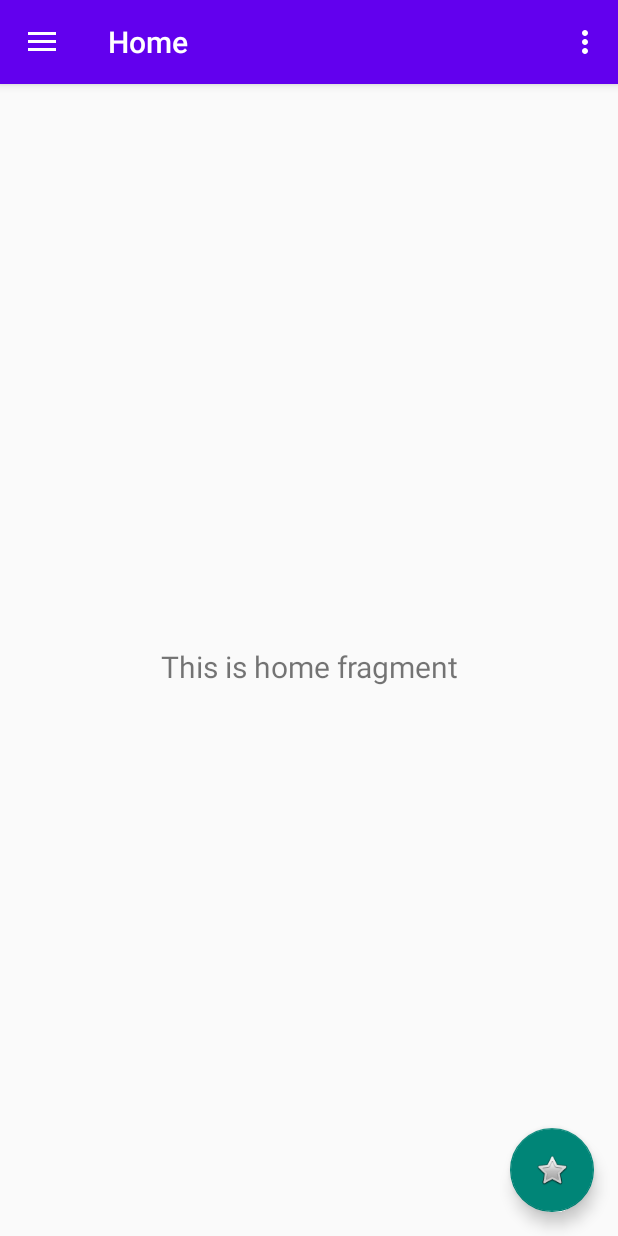
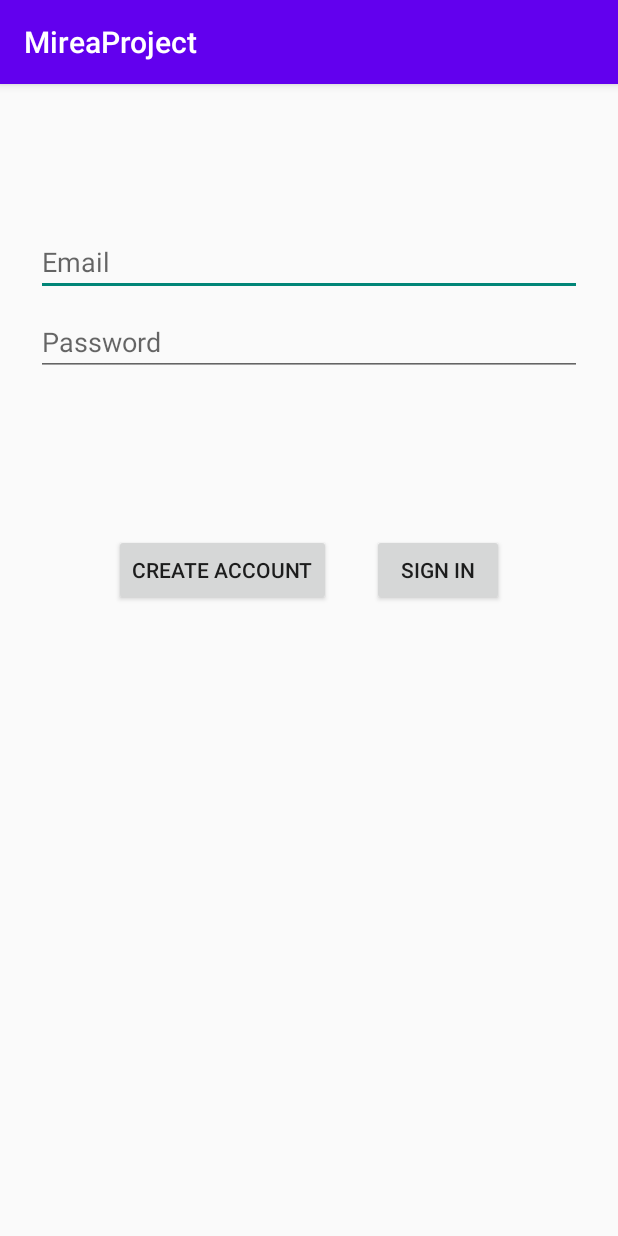
Before and after one commit to Trilgon/HelperApp, an Android app: the screen it shows after launch (MainActivity before the commit, LoginActivity after it), on a phone screen of 412 x 824 dp. Run offline under Robolectric (Android 15) with nearby library versions, the phone set to English and light mode, and no system bars; our stand-ins replace Firebase (no records; nobody signed in at launch, a user with empty details on screens opened directly), Room's generated code.

Commit message:
Update because PracticeSeven finished

```diff
--- a/app/build.gradle
+++ b/app/build.gradle
@@ -1,5 +1,6 @@
 plugins {
     id 'com.android.application'
+    id 'com.google.gms.google-services'
 }
 
 android {
@@ -39,6 +40,7 @@ dependencies {
     implementation 'androidx.lifecycle:lifecycle-viewmodel-ktx:2.2.0'
     implementation 'androidx.legacy:legacy-support-v4:1.0.0'
     implementation 'androidx.room:room-runtime:2.3.0'
+    implementation 'com.google.firebase:firebase-auth:21.0.1'
     testImplementation 'junit:junit:4.+'
     androidTestImplementation 'androidx.test.ext:junit:1.1.2'
     androidTestImplementation 'androidx.test.espresso:espresso-core:3.3.0'
--- a/app/src/main/java/ru/mirea/muratov/mireaproject/MainActivity.java
+++ b/app/src/main/java/ru/mirea/muratov/mireaproject/MainActivity.java
@@ -37,7 +37,7 @@ public class MainActivity extends AppCompatActivity {
         });
         mAppBarConfiguration = new AppBarConfiguration.Builder(
                 R.id.nav_home, R.id.nav_calculator, R.id.nav_slideshow, R.id.nav_audio,
-                R.id.nav_permission, R.id.nav_parametrs, R.id.nav_history)
+                R.id.nav_permission, R.id.nav_parametrs, R.id.nav_history, R.id.nav_page)
                 .setDrawerLayout(drawer)
                 .build();
         NavController navController = Navigation.findNavController(this, R.id.nav_host_fragment);
--- /dev/null
+++ b/app/src/main/res/layout/activity_login.xml
@@ -0,0 +1,63 @@
+<?xml version="1.0" encoding="utf-8"?>
+<androidx.constraintlayout.widget.ConstraintLayout xmlns:android="http://schemas.android.com/apk/res/android"
+    xmlns:app="http://schemas.android.com/apk/res-auto"
+    xmlns:tools="http://schemas.android.com/tools"
+    android:layout_width="match_parent"
+    android:layout_height="match_parent"
+    tools:context=".MainActivity">
+
+    <EditText
+        android:id="@+id/edit_mail"
+        android:layout_width="0dp"
+        android:layout_height="wrap_content"
+        android:layout_marginStart="24dp"
+        android:layout_marginTop="96dp"
+        android:layout_marginEnd="24dp"
+        android:hint="Email"
+        android:inputType="textEmailAddress"
+        app:layout_constraintEnd_toEndOf="parent"
+        app:layout_constraintStart_toStartOf="parent"
+        app:layout_constraintTop_toTopOf="parent" />
+
+    <EditText
+        android:id="@+id/edit_password"
+        android:layout_width="0dp"
+        android:layout_height="wrap_content"
+        android:layout_marginStart="24dp"
+        android:layout_marginTop="8dp"
+        android:layout_marginEnd="24dp"
+        android:hint="Password"
+        android:inputType="textPassword"
+        app:layout_constraintEnd_toEndOf="parent"
+        app:layout_constraintStart_toStartOf="parent"
+        app:layout_constraintTop_toBottomOf="@+id/edit_mail" />
+
+    <Button
+        android:id="@+id/button_sign_in"
+        android:layout_width="wrap_content"
+        android:layout_height="wrap_content"
+        android:layout_marginTop="16dp"
+        android:layout_marginEnd="48dp"
+        android:layout_marginBottom="64dp"
+        android:text="Sign In"
+        app:layout_constraintBottom_toBottomOf="parent"
+        app:layout_constraintEnd_toEndOf="parent"
+        app:layout_constraintStart_toEndOf="@id/button_create_account"
+        app:layout_constraintTop_toBottomOf="@+id/edit_password"
+        app:layout_constraintVertical_bias="0.2" />
+
+    <Button
+        android:id="@+id/button_create_account"
+        android:layout_width="wrap_content"
+        android:layout_height="wrap_content"
+        android:layout_marginStart="48dp"
+        android:layout_marginTop="16dp"
+        android:layout_marginBottom="64dp"
+        android:text="Create Account"
+        app:layout_constraintBottom_toBottomOf="parent"
+        app:layout_constraintEnd_toStartOf="@id/button_sign_in"
+        app:layout_constraintStart_toStartOf="parent"
+        app:layout_constraintTop_toBottomOf="@+id/edit_password"
+        app:layout_constraintVertical_bias="0.2" />
+
+</androidx.constraintlayout.widget.ConstraintLayout>
--- a/app/src/main/res/menu/activity_main_drawer.xml
+++ b/app/src/main/res/menu/activity_main_drawer.xml
@@ -32,5 +32,9 @@
             android:id="@+id/nav_history"
             android:icon="@drawable/ic_launcher_background"
             android:title="Stories" />
+        <item
+            android:id="@+id/nav_page"
+            android:icon="@drawable/ic_launcher_background"
+            android:title="Web Content" />
     </group>
 </menu>
--- a/app/src/main/res/navigation/mobile_navigation.xml
+++ b/app/src/main/res/navigation/mobile_navigation.xml
@@ -42,4 +42,9 @@
         android:name="ru.mirea.muratov.mireaproject.ui.stories.History"
         android:label="Stories"
         tools:layout="@layout/fragment_history" />
+    <fragment
+        android:id="@+id/nav_page"
+        android:name="ru.mirea.muratov.mireaproject.ui.page.Page"
+        android:label="fragment_page"
+        tools:layout="@layout/fragment_page" />
 </navigation>
--- a/build.gradle
+++ b/build.gradle
@@ -6,6 +6,7 @@ buildscript {
     }
     dependencies {
         classpath "com.android.tools.build:gradle:4.1.3"
+        classpath 'com.google.gms:google-services:4.3.8'
 
         // NOTE: Do not place your application dependencies here; they belong
         // in the individual module build.gradle files
```
Also changed, not shown: app/src/main/AndroidManifest.xml (+11 -2 lines), app/src/main/java/ru/mirea/muratov/mireaproject/LoginActivity.java (added, +132 -0 lines), app/src/main/java/ru/mirea/muratov/mireaproject/ui/page/Page.java (added, +136 -0 lines), app/src/main/res/layout/fragment_page.xml (added, +26 -0 lines), app/src/main/res/drawable-v24/firelogo.png (added), gradle/wrapper/gradle-wrapper.properties, 1 other file.
